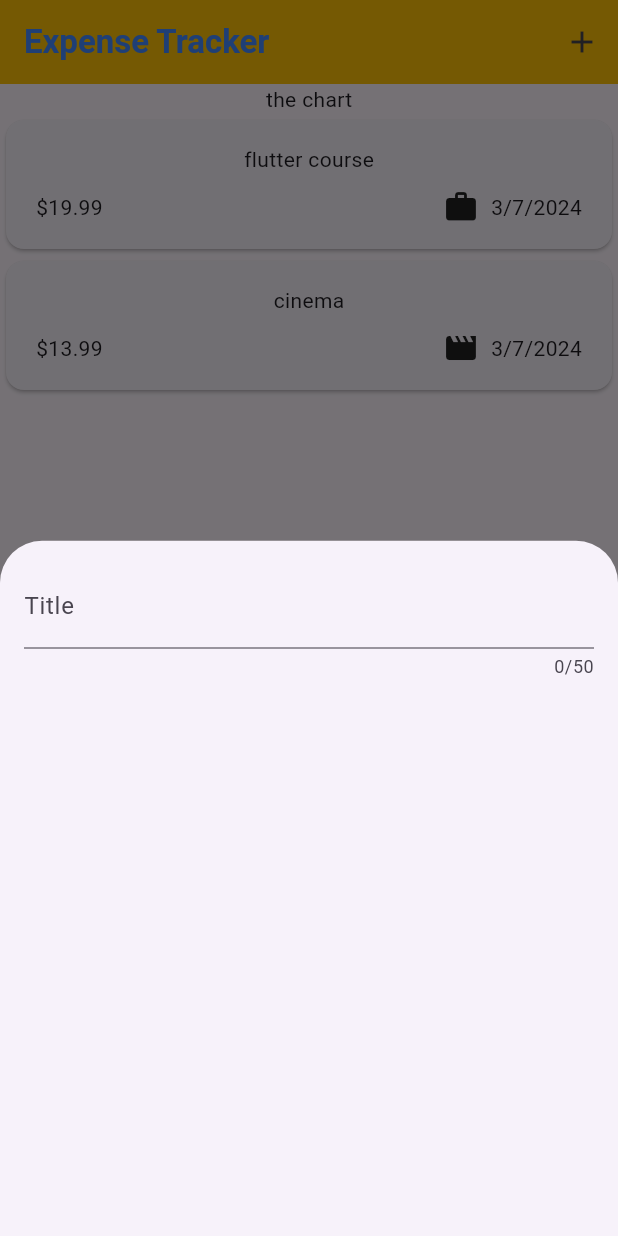
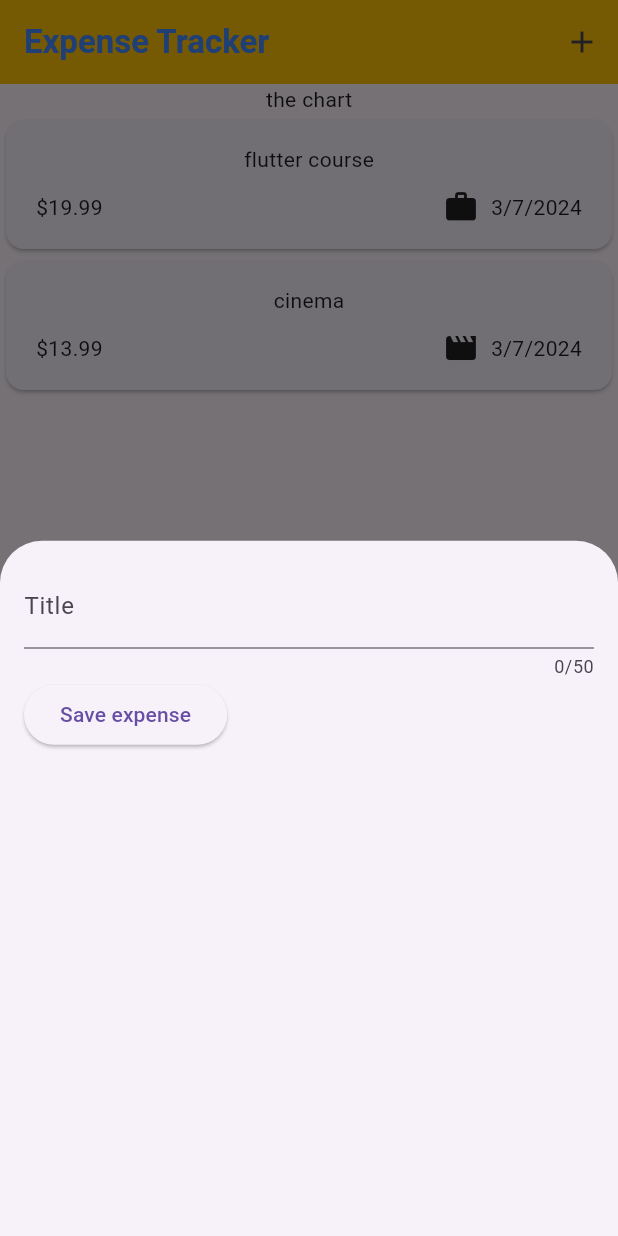
Before and after one commit to gunesserenay/expense_tracker, a Flutter app: the screen it shows after launch, after a tap on the "add" icon, on a phone screen of 412 x 824 dp. Run offline on Flutter 3.47's test engine with Material 3 defaults, Android fonts, the phone set to English and light mode, and no system bars.

Commit message:
Getting user input on every keystroke

```diff
--- a/lib/widgets/new_expense.dart
+++ b/lib/widgets/new_expense.dart
@@ -8,16 +8,31 @@ class NewExpense extends StatefulWidget {
 }
 
 class _NewExpenseState extends State<NewExpense> {
+  var _enteredTitle = '';
+  void _saveTitleInput(String inputValue) {
+    _enteredTitle = inputValue;
+  }
+
   @override
   Widget build(BuildContext context) {
-    return const Padding(
-      padding: EdgeInsets.all(16),
+    return Padding(
+      padding: const EdgeInsets.all(16),
       child: Column(
         children: [
           TextField(
+            onChanged: _saveTitleInput,
             maxLength: 50,
             //  keyboardType: TextInputType.text,
-            decoration: InputDecoration(label: Text('Title')),
+            decoration: const InputDecoration(label: Text('Title')),
+          ),
+          Row(
+            children: [
+              ElevatedButton(
+                  onPressed: () {
+                    print(_enteredTitle);
+                  },
+                  child: const Text('Save expense'))
+            ],
           )
         ],
       ),
```
